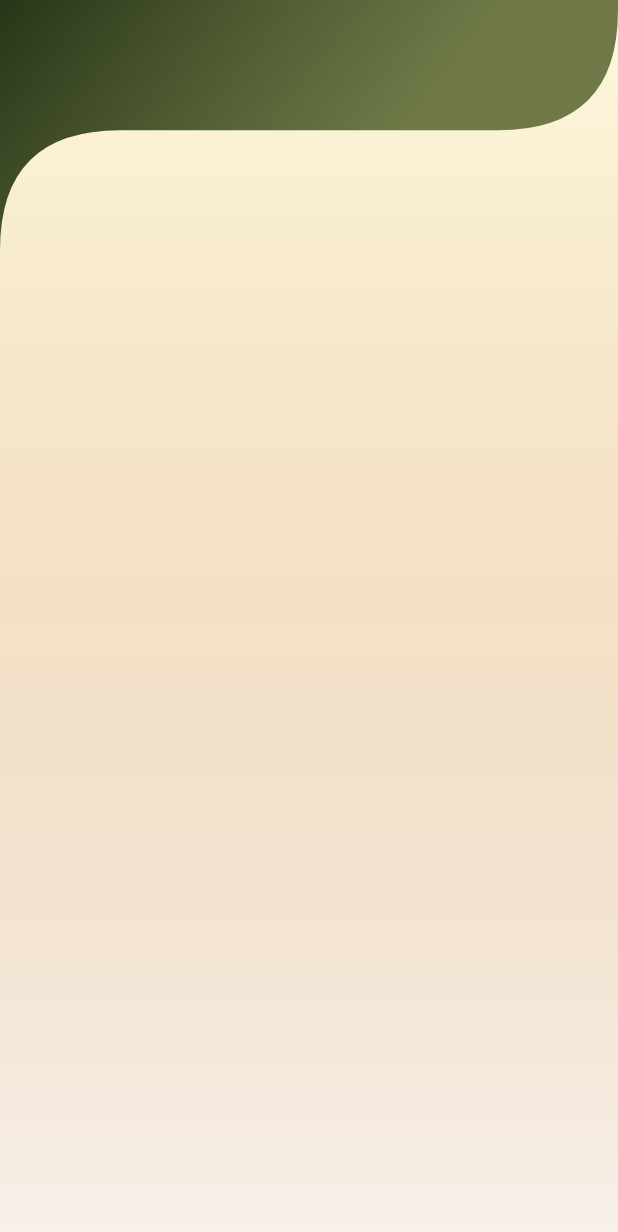
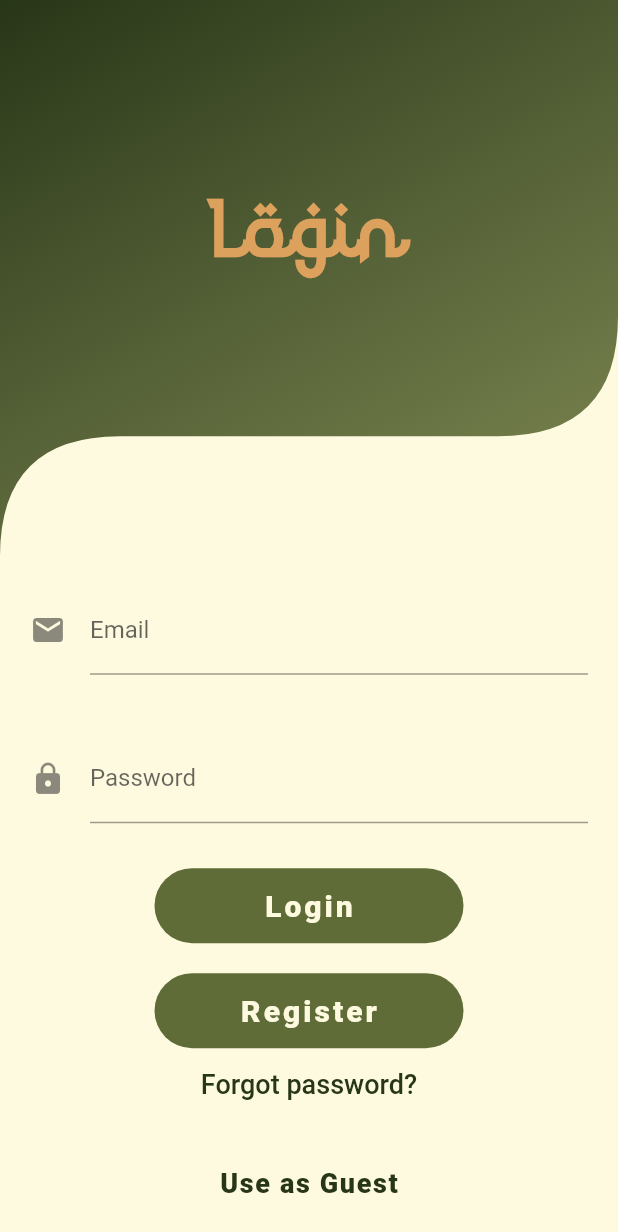
Before and after one commit to asifimtiazahmed/flutter_tasbih, a Flutter app: the screen it shows after launch, on a phone screen of 412 x 824 dp. Shown: the top 1232 px of the screen. Run offline on Flutter 3.47's test engine with Material 2 defaults, Android fonts, the light colour scheme and no system bars; our stand-ins replace flutter_neumorphic, google_fonts.

Commit message:
implemented routing and login page UI

```diff
--- a/lib/main.dart
+++ b/lib/main.dart
@@ -1,24 +1,23 @@
 import 'package:flutter/material.dart';
 import 'package:google_fonts/google_fonts.dart';
-import 'package:ultimate_tasbih_app/screens/login_screen.dart';
-
-import './screens/main_screen.dart';
+import 'package:ultimate_tasbih_app/services/routes.dart';
 
 void main() {
   runApp(MyApp());
 }
 
 class MyApp extends StatelessWidget {
-  // This widget is the root of your application.
+  final AppRoutes _appRoutes = AppRoutes();
+
   @override
   Widget build(BuildContext context) {
     return MaterialApp(
       debugShowCheckedModeBanner: false,
       title: 'Ultimate Tasbih',
       theme: ThemeData(
-          primarySwatch: Colors.green,
+          primarySwatch: Colors.grey,
           fontFamily: GoogleFonts.didactGothic().fontFamily),
-      home: LoginScreen(),
+      onGenerateRoute: _appRoutes.onGenerateRoute,
     );
   }
 }
--- /dev/null
+++ b/lib/screens/login/login_form.dart
@@ -0,0 +1,111 @@
+import 'package:flutter/material.dart';
+import 'package:ultimate_tasbih_app/screens/main_screen.dart';
+import 'package:ultimate_tasbih_app/screens/register/register_screen.dart';
+import 'package:ultimate_tasbih_app/services/const.dart';
+import 'package:ultimate_tasbih_app/widgets/gradient_button.dart';
+
+class LoginForm extends StatefulWidget {
+  const LoginForm({Key? key}) : super(key: key);
+  static const String routeName = 'loginForm';
+
+  @override
+  _LoginFormState createState() => _LoginFormState();
+}
+
+class _LoginFormState extends State<LoginForm> {
+  final TextEditingController emailController = TextEditingController();
+  final TextEditingController passwordController = TextEditingController();
+
+  String? validateEmail(value) {
+    Pattern pattern =
+        r"^[a-zA-Z0-9.!#$%&'*+/=?^_`{|}~-]+@[a-zA-Z0-9](?:[a-zA-Z0-9-]"
+        r"{0,253}[a-zA-Z0-9])?(?:\.[a-zA-Z0-9](?:[a-zA-Z0-9-]"
+        r"{0,253}[a-zA-Z0-9])?)*$";
+    RegExp regex = new RegExp(pattern.toString());
+    if (!regex.hasMatch(value) || value == null)
+      return 'Enter a valid email address';
+    else
+      return 'Whats this?';
+  }
+
+  @override
+  Widget build(BuildContext context) {
+    return Form(
+      child: Column(
+        mainAxisSize: MainAxisSize.min,
+        children: [
+          Padding(
+            padding: const EdgeInsets.all(20.0),
+            child: TextFormField(
+              controller: emailController,
+              decoration: InputDecoration(
+                icon: Icon(Icons.email),
+                labelText: 'Email',
+              ),
+              keyboardType: TextInputType.emailAddress,
+              validator: validateEmail,
+            ),
+          ),
+          Padding(
+            padding: const EdgeInsets.all(20.0),
+            child: TextFormField(
+              controller: passwordController,
+              decoration: InputDecoration(
+                icon: Icon(Icons.lock),
+                labelText: 'Password',
+              ),
+              obscureText: true,
+              obscuringCharacter: '■',
+              keyboardType: TextInputType.emailAddress,
+              validator: validateEmail,
+            ),
+          ),
+          SizedBox(
+            height: 10,
+          ),
+          GradientButton(
+            width: MediaQuery.of(context).size.width * 0.5,
+            height: 50.0,
+            text: 'Login',
+            onPressed: () {},
+          ),
+          SizedBox(height: 20),
+          GradientButton(
+            width: MediaQuery.of(context).size.width * 0.5,
+            height: 50.0,
+            text: 'Register',
+            onPressed: () {
+              Navigator.pushNamed(context, RegisterScreen.routeName);
+            },
+          ),
+          Padding(
+            padding: EdgeInsets.only(bottom: 18.0),
+            child: TextButton(
+              child: Text(
+                'Forgot password?',
+                style: TextStyle(
+                    color: kombuGreen,
+                    fontWeight: FontWeight.w500,
+                    fontSize: 18),
+              ),
+              onPressed: () {},
+            ),
+          ),
+          TextButton(
+            child: Text(
+              'Use as Guest',
+              style: TextStyle(
+                  color: kombuGreen,
+                  fontWeight: FontWeight.w800,
+                  fontSize: 18,
+                  letterSpacing: 1.1),
+            ),
+            onPressed: () {
+              Navigator.pushNamed(context, MainScreen.routeName);
+            },
+          ),
+        ],
+      ),
+    );
+  }
+}
--- /dev/null
+++ b/lib/screens/login/login_screen.dart
@@ -0,0 +1,65 @@
+import 'package:flutter/material.dart';
+import 'package:ultimate_tasbih_app/screens/login/login_form.dart';
+import 'package:ultimate_tasbih_app/services/const.dart';
+import 'package:ultimate_tasbih_app/widgets/curved_widget.dart';
+
+class LoginScreen extends StatelessWidget {
+  const LoginScreen({Key? key}) : super(key: key);
+  static const String routeName = '/';
+
+  @override
+  Widget build(BuildContext context) {
+    double height = MediaQuery.of(context).size.height * 0.45;
+    return Scaffold(
+      extendBodyBehindAppBar: true,
+      body: Container(
+        height: height * 2.5,
+        decoration: BoxDecoration(
+          gradient: LinearGradient(
+              begin: Alignment.topCenter,
+              end: Alignment.bottomCenter,
+              colors: [cornSilk, cornSilk]),
+        ),
+        child: SingleChildScrollView(
+          child: Stack(
+            children: [
+              CurvedWidget(
+                curvedDistance: 80,
+                curvedHeight: 80,
+                child: Container(
+                  decoration: BoxDecoration(
+                    gradient: LinearGradient(
+                        begin: Alignment.topLeft,
+                        end: Alignment.bottomCenter,
+                        colors: [kombuGreen, oliveGreen.withOpacity(0.9)]),
+                  ),
+                  width: double.infinity,
+                  height: height,
+                  child: Padding(
+                    padding: EdgeInsets.only(top: height * 0.35),
+                    child: Align(
+                      alignment: Alignment.topCenter,
+                      child: Text(
+                        'Login',
+                        style: TextStyle(
+                            fontFamily: 'Rodja',
+                            color: fawn,
+                            fontWeight: FontWeight.w800,
+                            fontSize: 55,
+                            letterSpacing: 2),
+                      ),
+                    ),
+                  ),
+                ),
+              ),
+              Container(
+                margin: EdgeInsets.only(top: height),
+                child: LoginForm(),
+              ),
+            ],
+          ),
+        ),
+      ),
+    );
+  }
+}
--- a/lib/screens/login_form.dart
+++ /dev/null
@@ -1,11 +0,0 @@
-import 'package:flutter/material.dart';
-
-class LoginForm extends StatelessWidget {
-  const LoginForm({Key? key}) : super(key: key);
-  static const String routeName = 'loginForm';
-
-  @override
-  Widget build(BuildContext context) {
-    return Container();
-  }
-}
--- a/lib/screens/login_screen.dart
+++ /dev/null
@@ -1,64 +0,0 @@
-import 'package:flutter/material.dart';
-import 'package:ultimate_tasbih_app/screens/login_form.dart';
-import 'package:ultimate_tasbih_app/services/const.dart';
-import 'package:ultimate_tasbih_app/widgets/curved_widget.dart';
-
-class LoginScreen extends StatelessWidget {
-  const LoginScreen({Key? key}) : super(key: key);
-  static const String routeName = 'loginScreen';
-
-  @override
-  Widget build(BuildContext context) {
-    double height = MediaQuery.of(context).size.height * 0.45;
-    return Scaffold(
-      extendBodyBehindAppBar: true,
-      appBar: AppBar(
-        backgroundColor: Colors.transparent,
-        elevation: 0,
-      ),
-      body: Container(
-        height: double.infinity,
-        decoration: BoxDecoration(
-          gradient: LinearGradient(
-              begin: Alignment.topCenter,
-              end: Alignment.bottomCenter,
-              colors: [cornSilk, fawn.withOpacity(0.1)]),
-        ),
-        child: Stack(
-          children: [
-            CurvedWidget(
-              curvedDistance: 80,
-              curvedHeight: 80,
-              child: Container(
-                decoration: BoxDecoration(
-                  gradient: LinearGradient(
-                      begin: Alignment.topLeft,
-                      end: Alignment.bottomCenter,
-                      colors: [kombuGreen, oliveGreen.withOpacity(0.9)]),
-                ),
-                width: double.infinity,
-                height: height * 0.45,
-                child: Padding(
-                  padding: EdgeInsets.only(top: height * 0.35),
-                  child: Align(
-                    alignment: Alignment.topCenter,
-                    child: Text(
-                      'Login',
-                      style: TextStyle(
-                          fontFamily: 'Rodja',
-                          color: fawn,
-                          fontWeight: FontWeight.w800,
-                          fontSize: 55,
-                          letterSpacing: 2),
-                    ),
-                  ),
-                ),
-              ),
-            ),
-            Container(child: LoginForm()),
-          ],
-        ),
-      ),
-    );
-  }
-}
--- a/lib/screens/main_screen.dart
+++ b/lib/screens/main_screen.dart
@@ -9,6 +9,8 @@ import '../widgets/circle_counter.dart';
 import '../services/const.dart';
 
 class MainScreen extends StatefulWidget {
+  static const String routeName = 'mainScreen';
+
   @override
   _MainScreenState createState() => _MainScreenState();
 }
--- /dev/null
+++ b/lib/services/routes.dart
@@ -0,0 +1,22 @@
+import 'package:flutter/material.dart';
+import 'package:ultimate_tasbih_app/screens/login/login_screen.dart';
+import 'package:ultimate_tasbih_app/screens/main_screen.dart';
+import 'package:ultimate_tasbih_app/screens/register/register_screen.dart';
+
+class AppRoutes {
+  Route onGenerateRoute(RouteSettings routeSettings) {
+    switch (routeSettings.name) {
+      case LoginScreen.routeName:
+        return MaterialPageRoute(builder: (_) => LoginScreen());
+
+      case RegisterScreen.routeName:
+        return MaterialPageRoute(builder: (_) => RegisterScreen());
+
+      case MainScreen.routeName:
+        return MaterialPageRoute(builder: (_) => MainScreen());
+
+      default:
+        return MaterialPageRoute(builder: (_) => MainScreen());
+    }
+  }
+}
--- /dev/null
+++ b/lib/widgets/gradient_button.dart
@@ -0,0 +1,40 @@
+import 'package:flutter/material.dart';
+import 'package:ultimate_tasbih_app/services/const.dart';
+
+class GradientButton extends StatelessWidget {
+  const GradientButton(
+      {required this.text,
+      required this.onPressed,
+      required this.height,
+      required this.width});
+  final String text;
+  final double width;
+  final double height;
+  final onPressed;
+
+  @override
+  Widget build(BuildContext context) {
+    return Container(
+      width: width,
+      height: height,
+      decoration: BoxDecoration(
+        borderRadius: BorderRadius.circular(80),
+        color: oliveGreen,
+      ),
+      child: MaterialButton(
+        materialTapTargetSize: MaterialTapTargetSize.shrinkWrap,
+        shape: StadiumBorder(),
+        onPressed: onPressed,
+        child: Padding(
+          padding: const EdgeInsets.all(8.0),
+          child: Text(text,
+              style: TextStyle(
+                  color: cornSilk,
+                  fontSize: 20,
+                  fontWeight: FontWeight.w800,
+                  letterSpacing: 2)),
+        ),
+      ),
+    );
+  }
+}
```
Also changed, not shown: lib/screens/register/register_form.dart (added, +89 -0 lines), lib/screens/register/register_screen.dart (added, +65 -0 lines).
